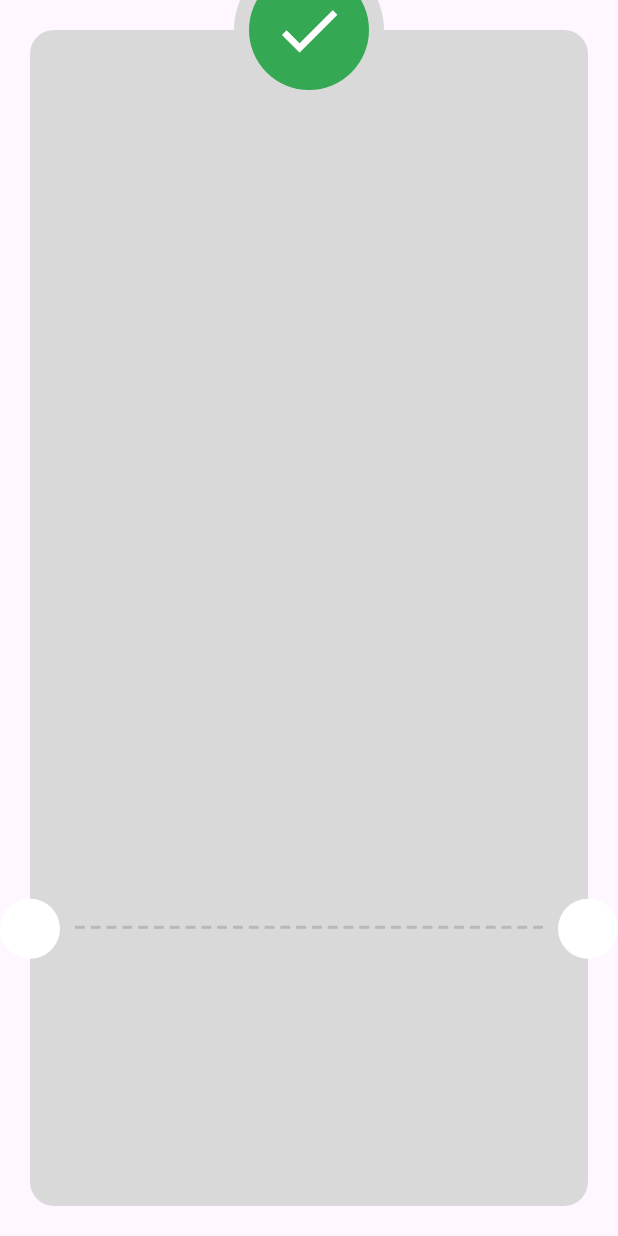
After one commit to yousefmohamed35/check_out_app, a Flutter app: the ThankYouView screen opened directly, on a phone screen of 412 x 824 dp. The commit adds this screen. Run offline on Flutter 3.47's test engine with Material 3 defaults, Android fonts, the phone set to English and light mode, and no system bars; our stand-ins replace device_preview, flutter_credit_card, flutter_svg.

Commit message:
refactore the code

```diff
--- /dev/null
+++ b/lib/features/checkout/peresentation/views/widgets/custom_check_icon.dart
@@ -0,0 +1,24 @@
+import 'package:flutter/material.dart';
+
+class CustomCheckIcon extends StatelessWidget {
+  const CustomCheckIcon({
+    super.key,
+  });
+
+  @override
+  Widget build(BuildContext context) {
+    return const CircleAvatar(
+      radius: 50,
+      backgroundColor:  Color(0xffD9D9D9),
+      child: CircleAvatar(
+        radius: 40,
+        backgroundColor: Color(0xff34A853),
+        child: Icon(
+          Icons.check,
+          color: Colors.white,
+          size: 50,
+        ),
+      ),
+    );
+  }
+}
--- /dev/null
+++ b/lib/features/checkout/peresentation/views/widgets/custom_dashed_line.dart
@@ -0,0 +1,24 @@
+import 'package:flutter/material.dart';
+
+class CustomDashedLine extends StatelessWidget {
+  const CustomDashedLine({
+    super.key,
+  });
+
+  @override
+  Widget build(BuildContext context) {
+    return Row(
+      children: List.generate(
+          30,
+          (index) => Expanded(
+                child: Padding(
+                  padding: const EdgeInsets.symmetric(horizontal: 2),
+                  child: Container(
+                    color: const Color(0xffB8B8B8),
+                    height: 2,
+                  ),
+                ),
+              )),
+    );
+  }
+}
--- /dev/null
+++ b/lib/features/checkout/peresentation/views/widgets/thank_you_card.dart
@@ -0,0 +1,19 @@
+import 'package:flutter/material.dart';
+
+class ThankYouCard extends StatelessWidget {
+  const ThankYouCard({
+    super.key,
+  });
+
+  @override
+  Widget build(BuildContext context) {
+    return Container(
+      decoration: ShapeDecoration(
+        color: const Color(0xffD9D9D9),
+        shape: RoundedRectangleBorder(
+          borderRadius: BorderRadius.circular(16),
+        ),
+      ),
+    );
+  }
+}
```
Also changed, not shown: lib/features/checkout/peresentation/views/widgets/thank_you_view_body.dart (+7 -34 lines).
